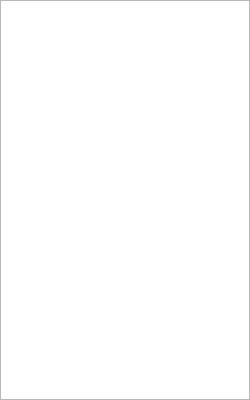
Qt form mainwindow.ui (akshaybabloo/DataLogger) before a commit.
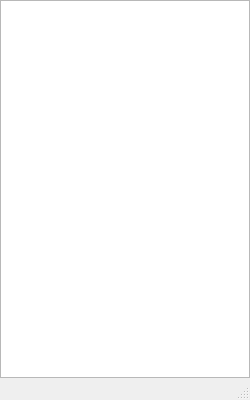
The same form after that commit.

Commit message: status bar added

What changed in the file:
```diff
--- a/mainwindow.ui
+++ b/mainwindow.ui
@@ -45,6 +45,7 @@
     </rect>
    </property>
   </widget>
+  <widget class="QStatusBar" name="statusbar"/>
  </widget>
  <resources/>
  <connections/>
```
